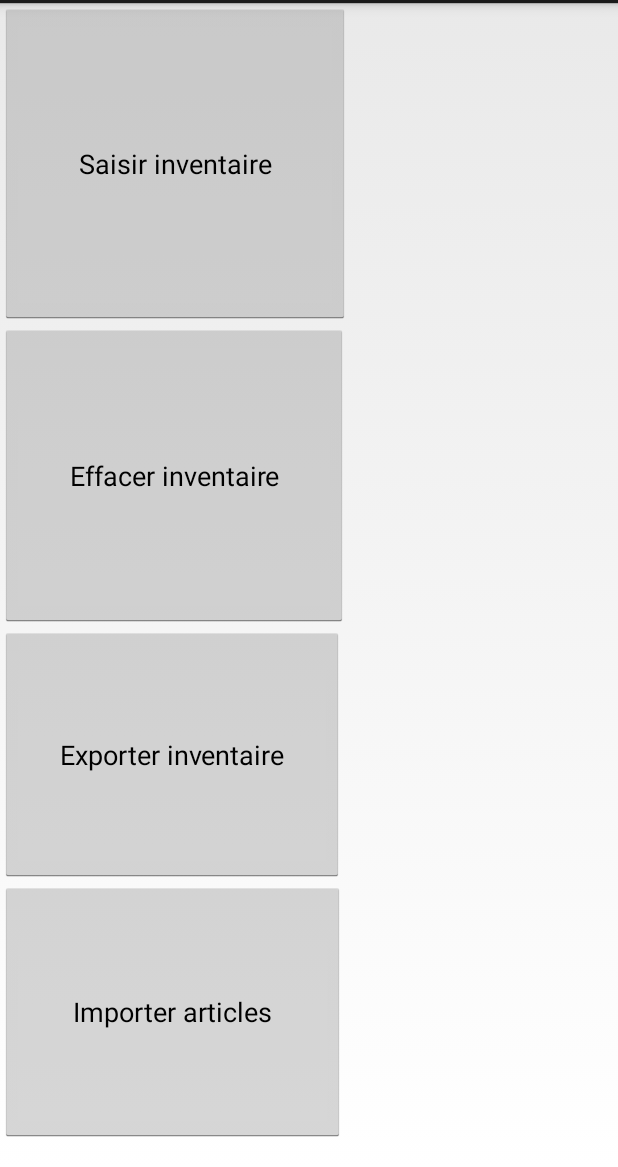
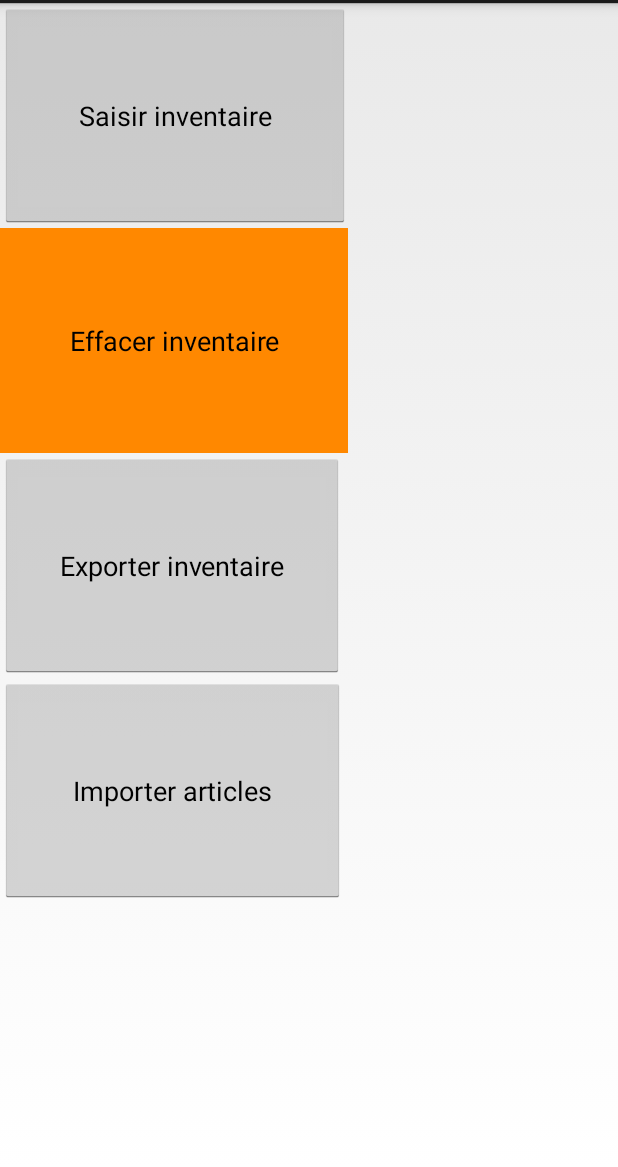
Before and after one commit to jmauffray/LibreInventory, an Android app: the screen it shows after launch (MainActivity), after a tap on "Importer articles", on a phone screen of 412 x 824 dp, the part 69-1236 px from its top. Run offline under Robolectric (Android 15) with nearby library versions, the light colour scheme and no system bars.

Commit message:
clean code

```diff
--- a/app/src/main/java/com/libreinventory/libreinventory/ImportProduct.java
+++ b/app/src/main/java/com/libreinventory/libreinventory/ImportProduct.java
@@ -1,6 +1,5 @@
 package com.libreinventory.libreinventory;
 
-import android.app.Activity;
 import android.app.ProgressDialog;
 import android.content.Context;
 import android.os.AsyncTask;
@@ -18,51 +17,34 @@ import java.util.List;
 
 public class ImportProduct extends AsyncTask<String, String, String> {
 
-    Activity activity;
+    Context mContext;
+    private ProgressDialog mDialog;
 
-    Context context;
-    File file = null;
-    private ProgressDialog dialog;
-
-    public ImportProduct(Context context, Activity activity, File file) {
-        this.context = context;
-        this.activity = activity;
-        this.file = file;
+    public ImportProduct(Context context) {
+        this.mContext = context;
     }
 
     @Override
     protected void onPreExecute() {
-        dialog = new ProgressDialog(context);
-        dialog.setTitle("Importing Data into SecureIt DataBase");
-        dialog.setMessage("Please wait...");
-        dialog.setCancelable(false);
-        dialog.setIcon(android.R.drawable.ic_dialog_info);
-        dialog.show();
+        mDialog = new ProgressDialog(mContext);
+        mDialog.setTitle("Import des produits en cours");
+        mDialog.setMessage("Patience...");
+        mDialog.setCancelable(false);
+        mDialog.setIcon(android.R.drawable.ic_dialog_info);
+        mDialog.show();
     }
 
     @Override
     protected String doInBackground(String... params) {
 
-        File file = new File(Environment.getExternalStoragePublicDirectory(Environment.DIRECTORY_DOWNLOADS) + "/test.csv");
+        File file = new File(Environment.getExternalStoragePublicDirectory(Environment.DIRECTORY_DOWNLOADS) + "/products.csv");
 
         Log.e("article", file.getPath());
-
-        StringBuilder sb = new StringBuilder();
-        sb.append("id;name;code barre\n");
-        //String csv = "id;name;code barre\n1;camelia;123456\n2;buis;1234567\n";
-        for (int i = 0; i < 10000; ++i) {
-            sb.append(i);
-            sb.append(";camelia;123456\n");
-        }
-        String csv = sb.toString();
-        CsvUtil.saveCsv(csv, file.getPath(), context);
-
         List<Article> articles = CsvUtil.parseCsvArticles(file.getPath());
 
         for (Article article : articles) {
             Log.e("article", article.toString());
         }
-
 
         Config.articles = articles;
         for (Article article : Config.articles) {
@@ -70,20 +52,20 @@ public class ImportProduct extends AsyncTask<String, String, String> {
                     new Pair<Article, String>(article, article.toString().toLowerCase()));
         }
 
-
         return String.valueOf(articles.size());
     }
 
     protected void onPostExecute(String data) {
 
-        if (dialog.isShowing()) {
-            dialog.dismiss();
+        if (mDialog.isShowing()) {
+            mDialog.dismiss();
         }
 
         if (data.length() != 0) {
-            Toast.makeText(context, "File is built Successfully!" + "\n" + data, Toast.LENGTH_LONG).show();
+            Toast.makeText(mContext, "Import des produits terminé!" + "\n" + data + " produits importés",
+                    Toast.LENGTH_LONG).show();
         } else {
-            Toast.makeText(context, "File fail to build", Toast.LENGTH_SHORT).show();
+            Toast.makeText(mContext, "Import des produits échoué", Toast.LENGTH_SHORT).show();
         }
     }
 
--- a/app/src/main/java/com/libreinventory/libreinventory/util/CsvUtil.java
+++ b/app/src/main/java/com/libreinventory/libreinventory/util/CsvUtil.java
@@ -22,8 +22,6 @@ import java.io.InputStreamReader;
 import java.util.ArrayList;
 import java.util.List;
 
-//import org.apache.commons.csv.CSVFormat;
-
 
 public class CsvUtil {
 
@@ -39,7 +37,7 @@ public class CsvUtil {
         File file = new File(res);
         try {
 
-            CSVReader reader = new CSVReader(new FileReader(file), ';');
+            CSVReader reader = new CSVReader(new FileReader(file), ',', '\"');
             String[] nextLine;
 
             boolean firstLine = true;
--- a/app/src/main/res/layout/activity_main.xml
+++ b/app/src/main/res/layout/activity_main.xml
@@ -9,31 +9,32 @@
     tools:layout_editor_absoluteX="0dp">
 
     <GridLayout
-        android:layout_width="817dp"
-        android:layout_height="1150dp"
-        tools:layout_editor_absoluteY="8dp"
-        tools:layout_editor_absoluteX="8dp">
+        android:layout_width="784dp"
+        android:layout_height="1135dp"
+        tools:layout_editor_absoluteX="8dp"
+        tools:layout_editor_absoluteY="8dp">
 
         <Button
             android:id="@+id/button_write_inventory"
             android:layout_width="233dp"
-            android:layout_height="214dp"
+            android:layout_height="150dp"
             android:onClick="writeInventory"
             android:text="Saisir inventaire" />
 
         <Button
             android:id="@+id/button_del_inventory"
             android:layout_width="232dp"
-            android:layout_height="202dp"
+            android:layout_height="150dp"
             android:layout_column="0"
             android:layout_row="1"
             android:onClick="delInventory"
+            android:background="@android:color/holo_orange_dark"
             android:text="Effacer inventaire" />
 
         <Button
             android:id="@+id/button_export_inventory"
             android:layout_width="229dp"
-            android:layout_height="170dp"
+            android:layout_height="150dp"
             android:layout_column="0"
             android:layout_row="2"
             android:onClick="exportInventory"
@@ -42,7 +43,7 @@
         <Button
             android:id="@+id/button_import_product"
             android:layout_width="230dp"
-            android:layout_height="173dp"
+            android:layout_height="150dp"
             android:layout_column="0"
             android:layout_row="3"
             android:onClick="importProduct"
```
Also changed, not shown: app/src/main/java/com/libreinventory/libreinventory/ExportInventory.java (added, +94 -0 lines), app/src/main/java/com/libreinventory/libreinventory/InventoryActivity.java (+12 -13 lines), app/src/main/java/com/libreinventory/libreinventory/MainActivity.java (+17 -74 lines), app/libs/commons-lang3-3.5.jar (added).
